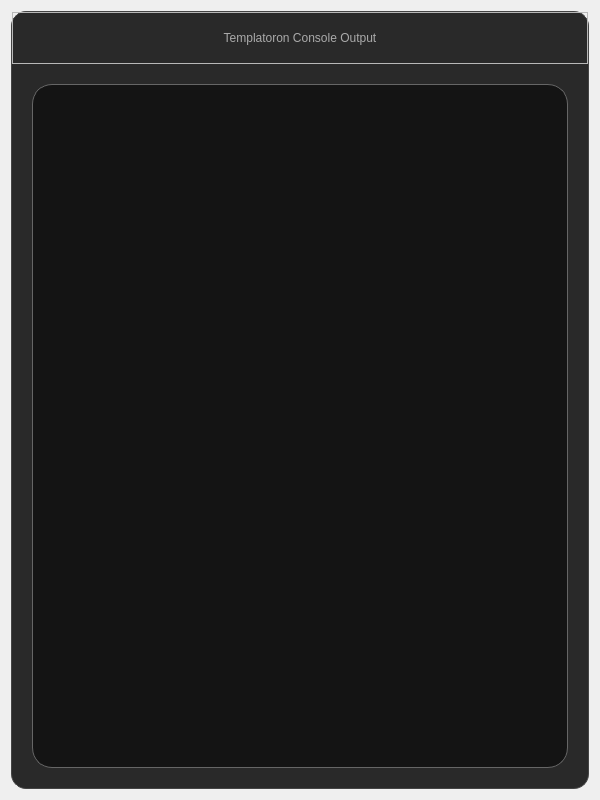
Above: app/design/console_window.ui from KrazyManJ/templatoron before the change. Below: the same form after it.
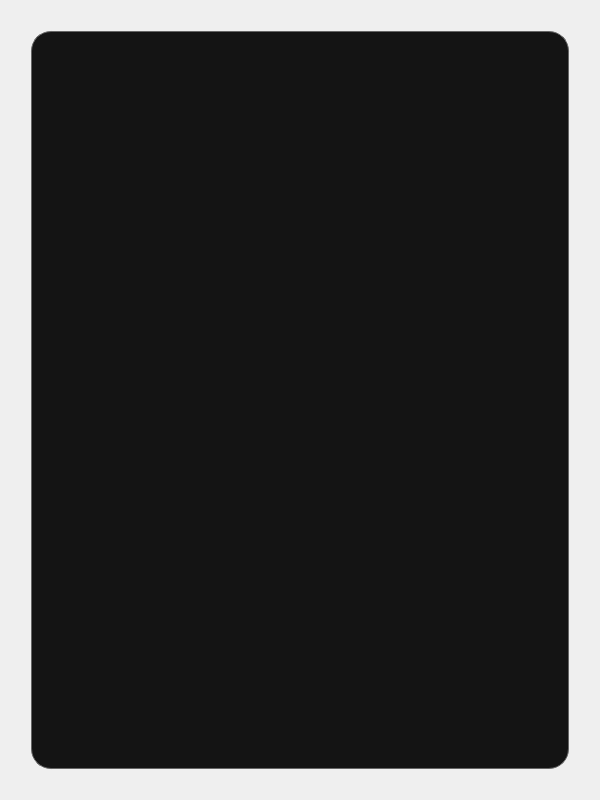
That is the form after the change.

The edit to the form file:
```diff
--- a/app/design/console_window.ui
+++ b/app/design/console_window.ui
@@ -14,12 +14,7 @@
    <string>Templatoron - Console Output</string>
   </property>
   <property name="styleSheet">
-   <string notr="true">#Content {
-	background: #292929;
-	border: 1px solid #444;
-	border-radius: 15px;
-}
-#Console {
+   <string notr="true">#Console {
 	background: #141414;
 	border: 1px solid #666;
 	border-radius: 20px;
@@ -28,13 +23,6 @@
 	padding: 10px;
 	margin: 20px;
 }
-#TitleBar {
-	min-height: 50px;
-}
-#TitleBarTitle {
-	font: 12pt &quot;Inter&quot;;
-	color: #aaa;
-}
 QScrollBar:vertical{
 	width: 20px;
 	right: 20px;
@@ -52,79 +40,28 @@
 QScrollBar::handle:vertical:pressed {
 	background: #6A6A6A;
 }
-QScrollBar::add-line:vertical, QScrollBar::sub-line:vertical
-{
+QScrollBar::add-line:vertical, QScrollBar::sub-line:vertical{
       border: none;
       background: none;
       color: none;
 }
-QScrollBar::add-page:vertical, QScrollBar::sub-page:vertical
-{
+QScrollBar::add-page:vertical, QScrollBar::sub-page:vertical{
 	background: #222;
 	border-radius:5px;
 }</string>
   </property>
   <layout class="QVBoxLayout" name="verticalLayout">
    <item>
-    <widget class="QFrame" name="Content">
-     <property name="frameShape">
-      <enum>QFrame::StyledPanel</enum>
+    <widget class="QPlainTextEdit" name="Console">
+     <property name="verticalScrollBarPolicy">
+      <enum>Qt::ScrollBarAsNeeded</enum>
      </property>
-     <property name="frameShadow">
-      <enum>QFrame::Raised</enum>
+     <property name="horizontalScrollBarPolicy">
+      <enum>Qt::ScrollBarAlwaysOff</enum>
      </property>
-     <layout class="QVBoxLayout" name="verticalLayout_2">
-      <property name="spacing">
-       <number>0</number>
-      </property>
-      <property name="leftMargin">
-       <number>0</number>
-      </property>
-      <property name="topMargin">
-       <number>0</number>
-      </property>
-      <property name="rightMargin">
-       <number>0</number>
-      </property>
-      <property name="bottomMargin">
-       <number>0</number>
-      </property>
-      <item>
-       <widget class="QFrame" name="TitleBar">
-        <property name="frameShape">
-         <enum>QFrame::StyledPanel</enum>
-        </property>
-        <property name="frameShadow">
-         <enum>QFrame::Raised</enum>
-        </property>
-        <layout class="QHBoxLayout" name="horizontalLayout">
-         <item>
-          <widget class="QLabel" name="TitleBarTitle">
-           <property name="text">
-            <string>Templatoron Console Output</string>
-           </property>
-           <property name="alignment">
-            <set>Qt::AlignCenter</set>
-           </property>
-          </widget>
-         </item>
-        </layout>
-       </widget>
-      </item>
-      <item>
-       <widget class="QPlainTextEdit" name="Console">
-        <property name="verticalScrollBarPolicy">
-         <enum>Qt::ScrollBarAsNeeded</enum>
-        </property>
-        <property name="horizontalScrollBarPolicy">
-         <enum>Qt::ScrollBarAlwaysOff</enum>
-        </property>
-        <property name="readOnly">
-         <bool>true</bool>
-        </property>
-       </widget>
-      </item>
-     </layout>
+     <property name="readOnly">
+      <bool>true</bool>
+     </property>
     </widget>
    </item>
   </layout>
```
Left out of the diff: 6 changed lines with no effect on the pictures.
